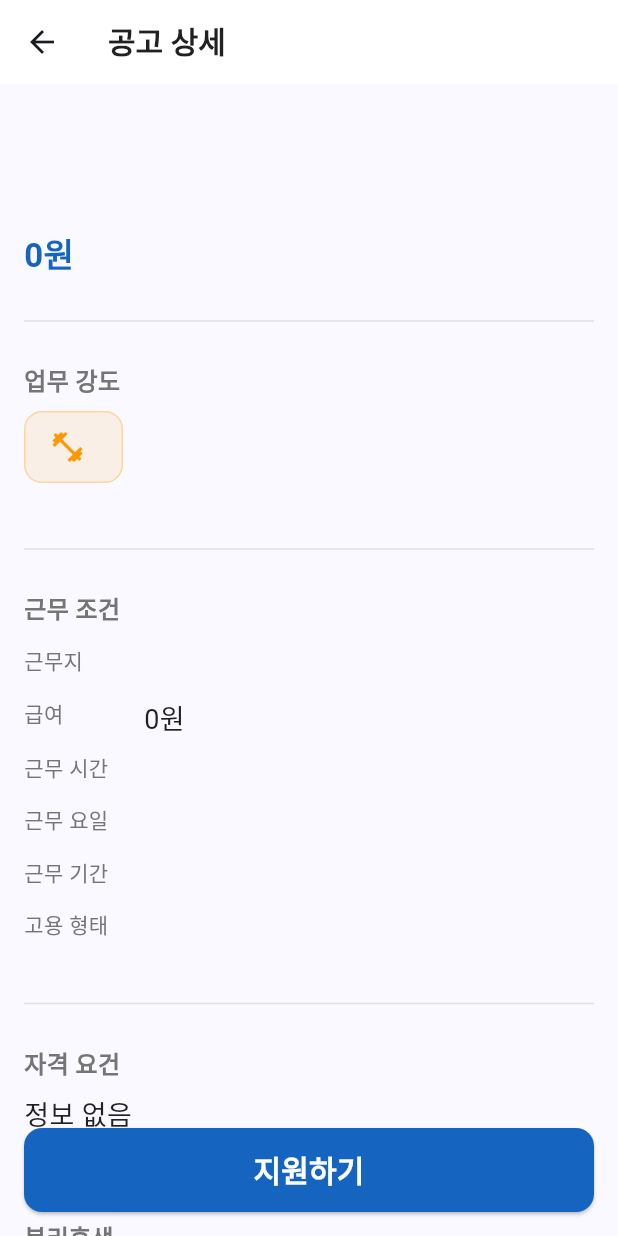
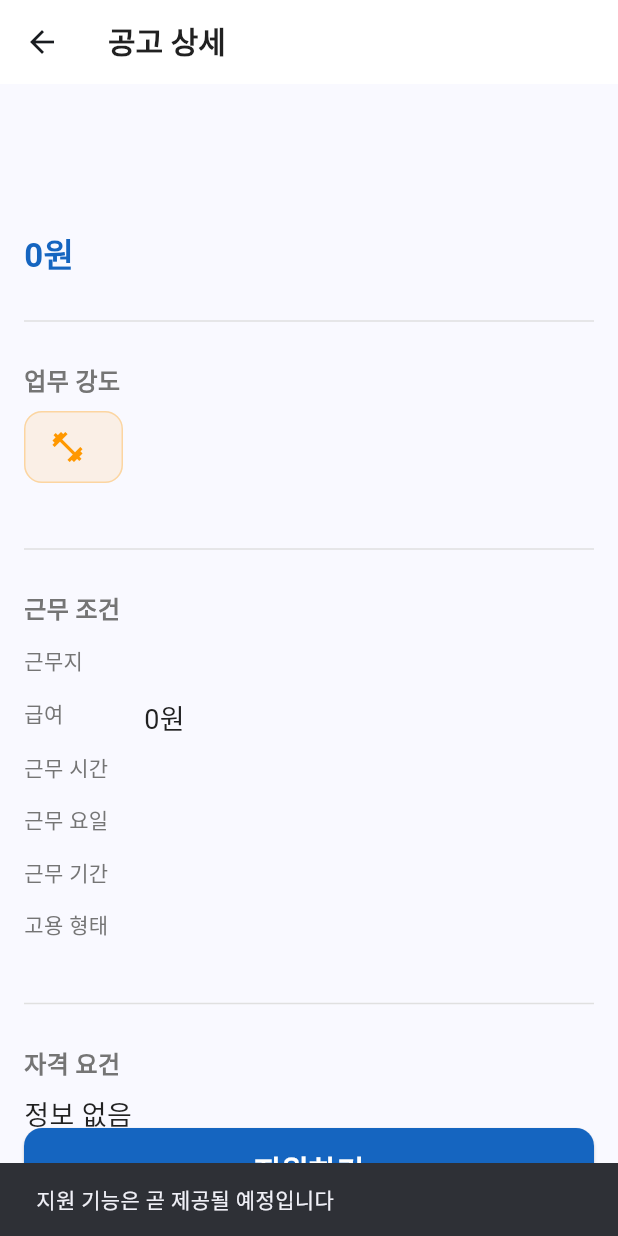
Before and after one commit to littley-y/SilverWorker, a Flutter app: the JobDetailScreen screen opened directly with empty values, after a tap on "지원하기", on a phone screen of 412 x 824 dp. Run offline on Flutter 3.47's test engine with Material 3 defaults, Android fonts, the phone set to English and light mode, and no system bars; our stand-ins replace cloud_firestore, firebase_auth, firebase_core, flutter_riverpod, go_router; accounts and stored records are empty.

Commit message:
fix(review): resolve PR #5 review feedback
- M-1: 지원하기 버튼 → SnackBar('지원 기능은 곧 제공될 예정입니다')
- m-1: Extract _formatSalary to JobModel.formattedSalary getter
       (removes duplication across JobCard + JobDetailScreen)
- m-2: Add error retry button + icon to JobDetailScreen error state
- m-3: Add hourly/daily salary regression tests (2 cases)
- m-4: Fix _SectionBlock content.trim().isNotEmpty
- N-1: Apply AppTextStyles.body to error/null text widgets

Verify: flutter analyze 0 issues, flutter test 44/44 passed

```diff
--- a/lib/models/job_model.dart
+++ b/lib/models/job_model.dart
@@ -1,4 +1,5 @@
 import '../utils/timestamp_helper.dart';
+import 'package:intl/intl.dart';
 
 /// Job posting model.
 ///
@@ -187,4 +188,14 @@ class JobModel {
       updatedAt: updatedAt ?? this.updatedAt,
     );
   }
+
+  String get formattedSalary {
+    final formatter = NumberFormat('#,###');
+    return switch (salaryType) {
+      'hourly' => '시급 ${formatter.format(salaryAmount)}원',
+      'daily' => '일급 ${formatter.format(salaryAmount)}원',
+      'monthly' => '월 ${salaryAmount ~/ 10000}만원',
+      _ => '${formatter.format(salaryAmount)}원',
+    };
+  }
 }
--- a/lib/screens/job/job_detail_screen.dart
+++ b/lib/screens/job/job_detail_screen.dart
@@ -1,6 +1,5 @@
 import 'package:flutter/material.dart';
 import 'package:flutter_riverpod/flutter_riverpod.dart';
-import 'package:intl/intl.dart';
 import '../../constants/app_colors.dart';
 import '../../constants/app_text_styles.dart';
 import '../../models/job_model.dart';
@@ -25,12 +24,32 @@ class JobDetailScreen extends ConsumerWidget {
       body: jobAsync.when(
         data: (job) {
           if (job == null) {
-            return const Center(child: Text('공고를 찾을 수 없습니다'));
+            return Center(
+              child: Text('공고를 찾을 수 없습니다', style: AppTextStyles.body),
+            );
           }
           return _JobDetailBody(job: job);
         },
         loading: () => const Center(child: CircularProgressIndicator()),
-        error: (_, __) => const Center(child: Text('공고를 불러오는 중 오류가 발생했습니다')),
+        error: (_, __) => Center(
+          child: Column(
+            mainAxisAlignment: MainAxisAlignment.center,
+            children: [
+              const Icon(Icons.error_outline, size: 48, color: AppColors.textSecondary),
+              const SizedBox(height: 16),
+              Text('공고를 불러오는 중 오류가 발생했습니다', style: AppTextStyles.body),
+              const SizedBox(height: 24),
+              ElevatedButton(
+                onPressed: () => ref.invalidate(jobDetailProvider(jobId)),
+                style: ElevatedButton.styleFrom(
+                  backgroundColor: AppColors.primary,
+                  foregroundColor: Colors.white,
+                ),
+                child: const Text('다시 시도', style: AppTextStyles.button),
+              ),
+            ],
+          ),
+        ),
       ),
     );
   }
@@ -87,7 +106,11 @@ class _JobDetailBody extends StatelessWidget {
               child: SizedBox(
                 height: 56,
                 child: ElevatedButton(
-                  onPressed: () {},
+                  onPressed: () {
+                    ScaffoldMessenger.of(context).showSnackBar(
+                      const SnackBar(content: Text('지원 기능은 곧 제공될 예정입니다')),
+                    );
+                  },
                   style: ElevatedButton.styleFrom(
                     backgroundColor: AppColors.primary,
                     foregroundColor: Colors.white,
@@ -121,26 +144,11 @@ class _HeaderSection extends StatelessWidget {
         Text(job.companyName, style: AppTextStyles.body.copyWith(color: AppColors.textSecondary)),
         const SizedBox(height: 12),
         Text(
-          _formatSalary(job),
+          job.formattedSalary,
           style: const TextStyle(fontSize: 22, fontWeight: FontWeight.bold, color: AppColors.primary),
         ),
       ],
     );
-  }
-
-  static String _formatSalary(JobModel job) {
-    final formatter = NumberFormat('#,###');
-    switch (job.salaryType) {
-      case 'hourly':
-        return '시급 ${formatter.format(job.salaryAmount)}원';
-      case 'daily':
-        return '일급 ${formatter.format(job.salaryAmount)}원';
-      case 'monthly':
-        final manwon = job.salaryAmount ~/ 10000;
-        return '월 ${manwon}만원';
-      default:
-        return '${formatter.format(job.salaryAmount)}원';
-    }
   }
 }
 
@@ -165,7 +173,7 @@ class _WorkConditionSection extends StatelessWidget {
         Text('근무 조건', style: AppTextStyles.sectionTitle),
         const SizedBox(height: 12),
         _ConditionRow(label: '근무지', value: job.companyAddress),
-        _ConditionRow(label: '급여', value: _HeaderSection._formatSalary(job)),
+        _ConditionRow(label: '급여', value: job.formattedSalary),
         _ConditionRow(label: '근무 시간', value: job.workHours),
         _ConditionRow(label: '근무 요일', value: job.workDays),
         _ConditionRow(label: '근무 기간', value: job.workPeriod),
@@ -212,7 +220,7 @@ class _SectionBlock extends StatelessWidget {
       children: [
         Text(title, style: AppTextStyles.sectionTitle),
         const SizedBox(height: 8),
-        Text(content.isNotEmpty ? content : '정보 없음', style: AppTextStyles.body),
+        Text(content.trim().isNotEmpty ? content : '정보 없음', style: AppTextStyles.body),
       ],
     );
   }
```
Also changed, not shown: lib/widgets/job_card.dart (+1 -21 lines), 1 other file.
